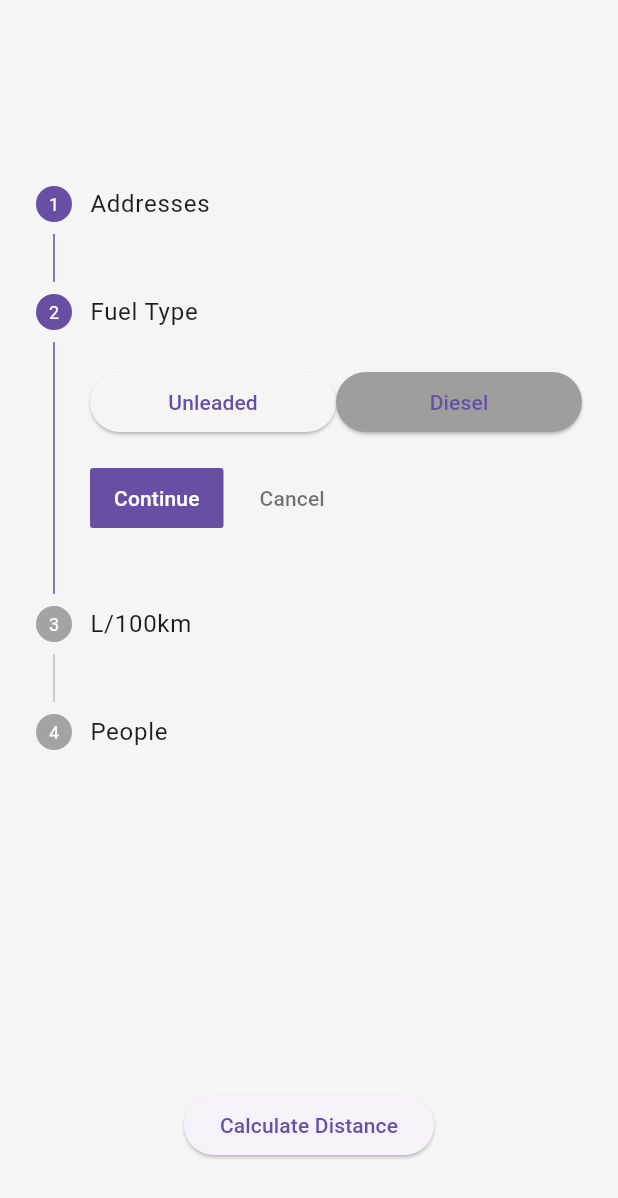
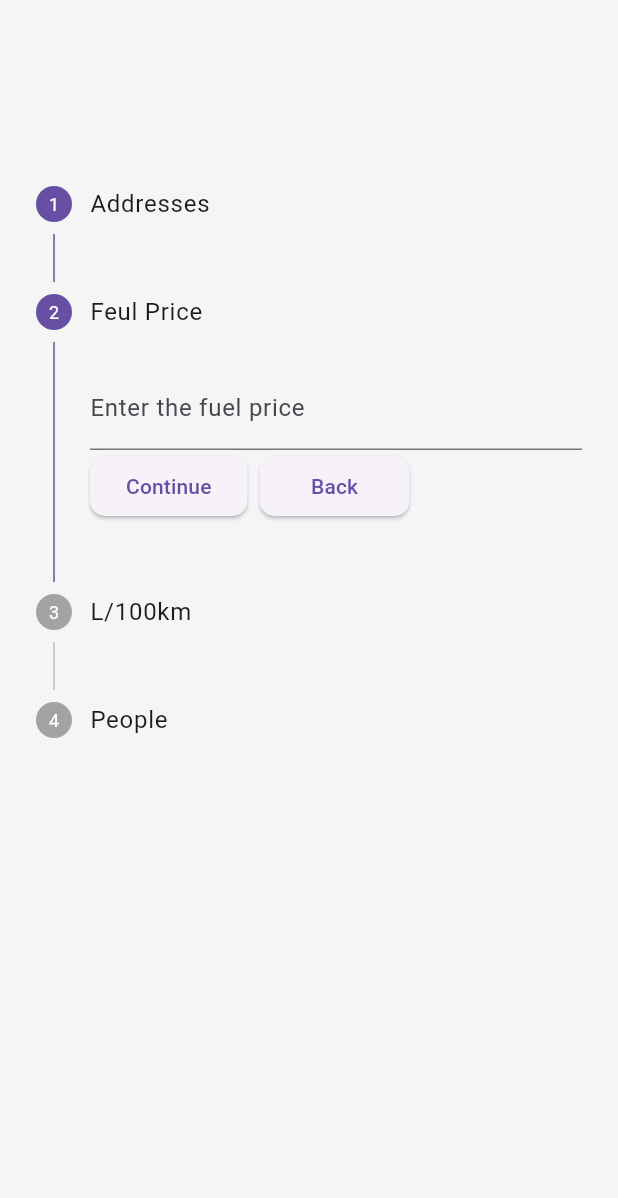
Before and after one commit to Bethrand-Feni/Split-It-, a Flutter app: the Input screen opened by its route, after a tap on "Continue", on a phone screen of 412 x 824 dp. Shown: the top 1198 px of the screen. Run offline on Flutter 3.47's test engine with Material 3 defaults, Android fonts, the phone set to English and light mode, and no system bars; our stand-ins replace flutter_dotenv, google_places_flutter.

Commit message:
working sample

```diff
--- a/lib/pages/input.dart
+++ b/lib/pages/input.dart
@@ -4,12 +4,9 @@ import 'package:flutter/cupertino.dart';
 import 'package:flutter/material.dart';
 import 'package:flutter/widgets.dart';
 import 'package:google_places_flutter/google_places_flutter.dart';
-import 'package:google_places_flutter/google_places_flutter.dart';
-import 'package:google_places_flutter/model/place_type.dart';
 import 'package:google_places_flutter/model/prediction.dart';
-
+import 'package:flutter_dotenv/flutter_dotenv.dart';
 import 'package:http/http.dart' as http;
-
 import 'package:splitit/pages/result.dart';
 
 void main() {
@@ -40,14 +37,13 @@ class Input extends StatefulWidget {
 class _Input extends State<Input> {
   final TextEditingController _startController = TextEditingController();
   final TextEditingController _endController = TextEditingController();
-  final apiKey = 'AIzaSyBJoiQcj44Atm9w0lYo-URYXRTKiNZr6RE';
+  final String apiKey = dotenv.env['API_KEY'] ?? 'default_value';
 
+  String _startLat = '';
+  String _startLng = '';
 
-  double _startLat = 0.0;
-  double _startLng = 0.0;
-
-  double _endLat = 0.0;
-  double _endLng = 0.0;
+  String _endLat = '';
+  String _endLng = '';
 
 
   int _currentStep = 0;
@@ -56,16 +52,12 @@ class _Input extends State<Input> {
   final _formKey1 = GlobalKey<FormState>();
   final _formKey2 = GlobalKey<FormState>();
   final _formKey3 = GlobalKey<FormState>();
-  final _formKey4 = GlobalKey<FormState>();
 
   // Form data
-  String _name = '';
-  String _email = '';
-  String _password = '';
-  String _startAddress = '';
-  String _endAddress = '';
+  double _l100km = 0.0;
+  double _people = 0.0;
   String _distance = '';
-  bool _unleaded = true;
+  double _priceFuel = 0.0;
 
   @override
   Widget build(BuildContext context) {
@@ -77,40 +69,27 @@ class _Input extends State<Input> {
             top: 100,
             left: 0,
             right: 0,
-            child: Stepper( //Need to understand
+            child: Stepper(
               currentStep: _currentStep,
               steps: _getSteps(),
-              onStepTapped: (step) {
-                setState(() {
-                  _currentStep = step;
-                });
-              },
               onStepContinue: () {
                 if (_currentStep < _getSteps().length - 1) {
                   setState(() {
-                    if (_currentStep == 0 &&
-                        _formKey4.currentState!.validate()) {
-                      _formKey4.currentState!.save();
-                      _currentStep += 1;
-                    } else if (_currentStep == 1 &&
-                        _formKey1.currentState!.validate()) {
+                    if (_currentStep == 0 && _formKey1.currentState!.validate()) {
                       _formKey1.currentState!.save();
                       _currentStep += 1;
-                    } else if (_currentStep == 2 &&
-                        _formKey2.currentState!.validate()) {
+                    } else if (_currentStep == 1 && _formKey2.currentState!.validate()) {
                       _formKey2.currentState!.save();
                       _currentStep += 1;
-                    } else if (_currentStep == 3 &&
-                        _formKey3.currentState!.validate()) {
+                    } else if (_currentStep == 2 && _formKey3.currentState!.validate()) {
                       _formKey3.currentState!.save();
                       _currentStep += 1;
+                    } else if (_currentStep == 3) {
+                      print('Triggering _calculateDistance()');
+                      _calculateDistance();
                     }
+                    print('Current step: $_currentStep');
                   });
-                } else {
-                  if (_formKey4.currentState!.validate()) {
-                    _formKey4.currentState!.save();
-                    // _submit();
-                  }
                 }
               },
               onStepCancel: () {
@@ -120,25 +99,87 @@ class _Input extends State<Input> {
                   });
                 }
               },
+              controlsBuilder: (BuildContext context, ControlsDetails details) {
+                return Row(
+                  children: <Widget>[
+                    if (_currentStep < _getSteps().length - 1)
+                      Padding(
+                        padding: const EdgeInsets.only(right:8.0),
+                        child: ElevatedButton(
+                          onPressed: details.onStepContinue,
+                          style: ElevatedButton.styleFrom(
+                            shape: RoundedRectangleBorder(
+                              borderRadius: BorderRadius.circular(10), // This ensures sharp corners
+                            ),
+                            minimumSize: Size(100, 40), // Ensure the button is square (100px by 100px)
+                          ),
+                          child: Text('Continue'),
                         ),
                       ),
-          Positioned(
-            bottom: 50.0,
-            left: 0,
-            right: 0,
-            child: Column(
-              mainAxisAlignment: MainAxisAlignment.center,
-              children: [
+                    if (_currentStep == _getSteps().length - 1)
                       ElevatedButton(
-                  onPressed: _calculateDistance,
-                  child: Text('Calculate Distance'),
+                        onPressed:(){
+                          _calculateDistance();
+                        },
+                        style: ElevatedButton.styleFrom(
+                          shape: RoundedRectangleBorder(
+                            borderRadius: BorderRadius.circular(10), // This ensures sharp corners
+                          ),
+                          minimumSize: Size(100, 40), // Ensure the button is square (100px by 100px)
+                        ),
+                        child: Text('Finish'),
+                      ),
+                    if (_currentStep > 0)
+                      ElevatedButton(
+                        onPressed: details.onStepCancel,
+                        style: ElevatedButton.styleFrom(
+                          shape: RoundedRectangleBorder(
+                            borderRadius: BorderRadius.circular(10), // This ensures sharp corners
+                          ),
+                          minimumSize: Size(100, 40), // Ensure the button is square (100px by 100px)
+                        ),
+                        child: Text('Back'),
                       ),
                   ],
+                );
+              },
             ),
           ),
+          // Positioned(
+          //   bottom: 50.0,
+          //   left: 0,
+          //   right: 0,
+          //   child: Column(
+          //     mainAxisAlignment: MainAxisAlignment.center,
+          //     children: [
+          //       ElevatedButton(
+          //         onPressed: _calculateDistance,
+          //         child: Text('Calculate Distance'),
+          //       ),
+          //     ],
+          //   ),
+          // ),
         ],
       ),
     );
+  }
+
+  Map<String, dynamic> _submit() {
+    // You can save data here
+
+    print('People: $_people');
+    print('L100k/m: $_l100km');
+    print('Distance: $_distance');
+    print('fuelPrice: $_priceFuel');
+
+   Map<String, dynamic> data = {
+     'people': _people,
+     'efficiency': _l100km,
+     'distance': _distance,
+     'fuelPrice':_priceFuel,
+   };
+
+   return data;
   }
 
   placesAutoCompleteTextFieldStart(controller) {
@@ -148,7 +189,7 @@ class _Input extends State<Input> {
         textEditingController: controller,
         googleAPIKey: apiKey,
         inputDecoration: InputDecoration(
-          hintText: "Search your location",
+          hintText: "Start location",
           border: InputBorder.none,
           enabledBorder: InputBorder.none,
         ),
@@ -158,6 +199,8 @@ class _Input extends State<Input> {
         getPlaceDetailWithLatLng: (Prediction prediction) {
           print("placeDetails" + prediction.lat.toString());
           print("placeDetails" + prediction.lng.toString());
+          _startLat = prediction.lat.toString();
+          _startLng = prediction.lng.toString();
         },
 
         itemClick: (Prediction prediction) {
@@ -165,8 +208,7 @@ class _Input extends State<Input> {
           controller.selection = TextSelection.fromPosition(
               TextPosition(offset: prediction.description?.length ?? 0));
 
-          _startLat = prediction.lat != null ? prediction.lat as double : 0.0;
-          _startLng = prediction.lng != null ? prediction.lng as double : 0.0;
+
         },
         seperatedBuilder: Divider(),
         containerHorizontalPadding: 10,
@@ -185,7 +227,7 @@ class _Input extends State<Input> {
         textEditingController: controller,
         googleAPIKey: apiKey,
         inputDecoration: InputDecoration(
-          hintText: "Search your location",
+          hintText: "End location",
           border: InputBorder.none,
           enabledBorder: InputBorder.none,
         ),
@@ -195,6 +237,8 @@ class _Input extends State<Input> {
         getPlaceDetailWithLatLng: (Prediction prediction) {
           print("placeDetails" + prediction.lat.toString());
           print("placeDetails" + prediction.lng.toString());
+          _endLat = prediction.lat.toString();
+          _endLng = prediction.lng.toString();
         },
 
         itemClick: (Prediction prediction) {
@@ -202,8 +246,7 @@ class _Input extends State<Input> {
           controller.selection = TextSelection.fromPosition(
               TextPosition(offset: prediction.description?.length ?? 0));
 
-          _endLat = prediction.lat != null ? prediction.lat as double : 0.0;
-          _endLng = prediction.lng != null ? prediction.lng as double : 0.0;
+
         },
         seperatedBuilder: Divider(),
         containerHorizontalPadding: 10,
@@ -220,55 +263,34 @@ class _Input extends State<Input> {
       Step(
         title: Text('Addresses'),
         content: Form(
-          key: _formKey4,
+          key: _formKey1,
           child: Column(
             children: [
               placesAutoCompleteTextFieldStart(_startController),
               placesAutoCompleteTextFieldEnd(_endController),
-              if (_distance.isNotEmpty) ...[
-                SizedBox(height: 20),
-                Text('Distance: $_distance'),
-              ]
             ],
           ),
         ),
         isActive: _currentStep >= 0,
       ),
       Step(
-        title: const Text('Fuel Type'),
+        title: Text('Feul Price'),
         content: Form(
-          key: _formKey1,
-          child: Row(
-            children: [
-              Expanded(
-                child: ElevatedButton(
-                  onPressed: () {
-                    setState(() {
-                      _unleaded = true;
-                    });
+          key: _formKey2,
+          child: TextFormField(
+            decoration: InputDecoration(labelText: 'Enter the fuel price'),
+            validator: (value) {
+              if (value!.isEmpty) {
+                return 'Please enter the current Fuel Price';
+              }
+              if (double.tryParse(value) == null) {
+                return 'Please enter a valid number';
+              }
+              return null;
             },
-                  style: ElevatedButton.styleFrom(
-                    backgroundColor:
-                    _unleaded ? Colors.grey[100] : Colors.grey[500],
-                  ),
-                  child: const Text('Unleaded'),
-                ),
-              ),
-              Expanded(
-                child: ElevatedButton(
-                  onPressed: () {
-                    setState(() {
-                      _unleaded = false;
-                    });
+            onSaved: (value) { // wouldnt I need to set state?
+              _priceFuel = double.parse(value!); //! for?
             },
-                  style: ElevatedButton.styleFrom(
-                    backgroundColor:
-                    !_unleaded ? Colors.grey[100] : Colors.grey[500],
-                  ),
-                  child: const Text('Diesel'),
-                ),
-              ),
-            ],
           ),
         ),
         isActive: _currentStep >= 1,
@@ -276,17 +298,17 @@ class _Input extends State<Input> {
       Step(
         title: Text('L/100km'),
         content: Form(
-          key: _formKey2,
+          key: _formKey3,
           child: TextFormField(
             decoration: InputDecoration(labelText: 'Enter your cars L/100km'),
             validator: (value) {
               if (value!.isEmpty) {
-                return 'Please enter your email';
+                return 'Please enter your cars L/100km';
               }
               return null;
             },
             onSaved: (value) { // wouldnt I need to set state?
-              _email = value!; //! for?
+              _l100km = double.parse(value!); //! for?
             },
           ),
         ),
@@ -321,16 +343,21 @@ class _Input extends State<Input> {
   }
 
   void _calculateDistance() async {
+    print("Start: $_startLat,$_startLng End: $_endLat, $_endLng");
+    _people = _sliderValue;
+    print("Button clicked!");
     final url = Uri.parse(
       'https://maps.googleapis.com/maps/api/distancematrix/json?origins=$_startLat,$_startLng&destinations=$_endLat,$_endLng&key=$apiKey',
     );
 
     final response = await http.get(url);
 
-    print(response);
+    if (!mounted) return;
+
 
     if (response.statusCode == 200) {
       final data = json.decode(response.body);
+      print(data);
       if (data['status'] == 'OK') {
         _distance = data['rows'][0]['elements'][0]['distance']['text'];
         // _duration = data['rows'][0]['elements'][0]['duration']['text'];
@@ -341,20 +368,17 @@ class _Input extends State<Input> {
         print('Error: ${data['status']}');
       }
 
-      Navigator.pushReplacement(
+      if (!context.mounted) return;
+      Map<String, dynamic> calculationData = _submit();
+
+      Navigator.push(
         context,
-        MaterialPageRoute(builder: (context) => ResultScreen()),
+        MaterialPageRoute(
+          builder: (context) => ResultScreen(calculationData : calculationData),
+        ),
       );
     }
 
-  //   void _submit() {
-  //     // You can save data here
-  //     print('Name: $_name');
-  //     print('Email: $_email');
-  //     print('Password: $_password');
-  //     print('Start Address: $_startAddress');
-  //     print('End Address: $_endAddress');
-  //     print('Distance: $_distance');
-  //   }
+
   }
 }
--- a/pubspec.yaml
+++ b/pubspec.yaml
@@ -35,7 +35,7 @@ dependencies:
   flutter_map: ^7.0.2
   google_places_flutter: ^2.0.9
   flutter_google_maps_webservices: ^1.1.1
-
+  flutter_dotenv: ^5.2.1
 
   # The following adds the Cupertino Icons font to your application.
   # Use with the CupertinoIcons class for iOS style icons.
@@ -66,6 +66,7 @@ flutter:
   assets:
     - assets/images/
     - assets/fonts/
+    - assets/.env
 
   fonts:
     - family: Edu Australia  # Use the correct font family name here
```
Also changed, not shown: lib/Main.dart (+5 -3 lines), lib/pages/result.dart (+26 -14 lines), pubspec.lock, 3 other files. Lines whose indentation alone changed are shown as unchanged.
